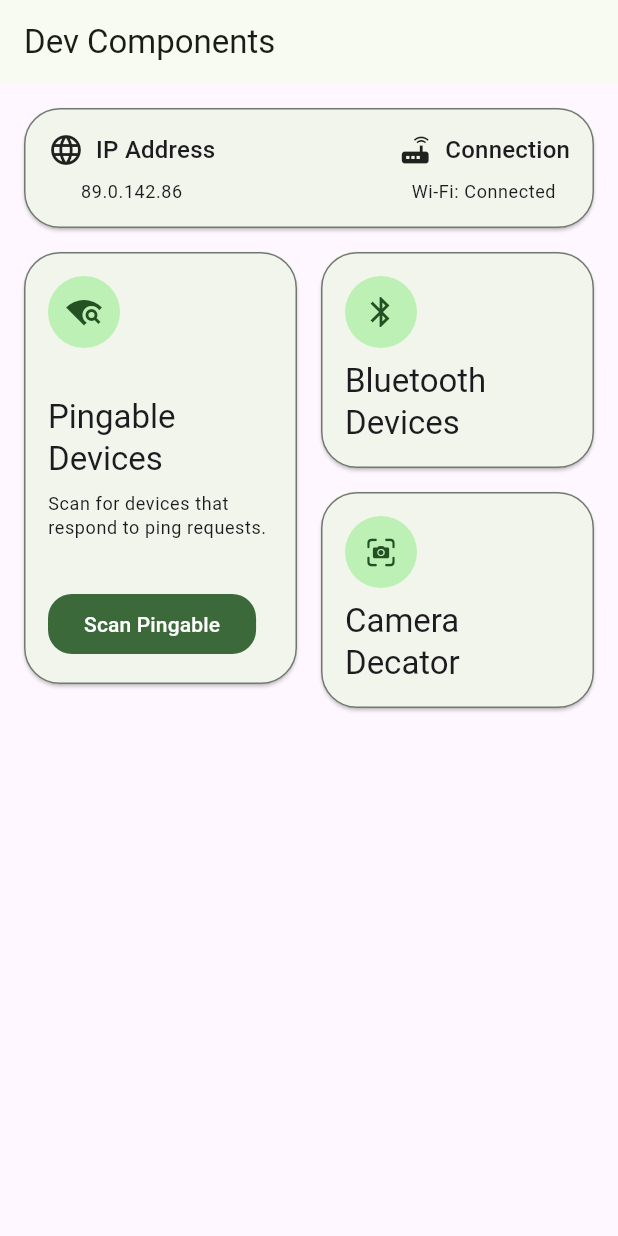
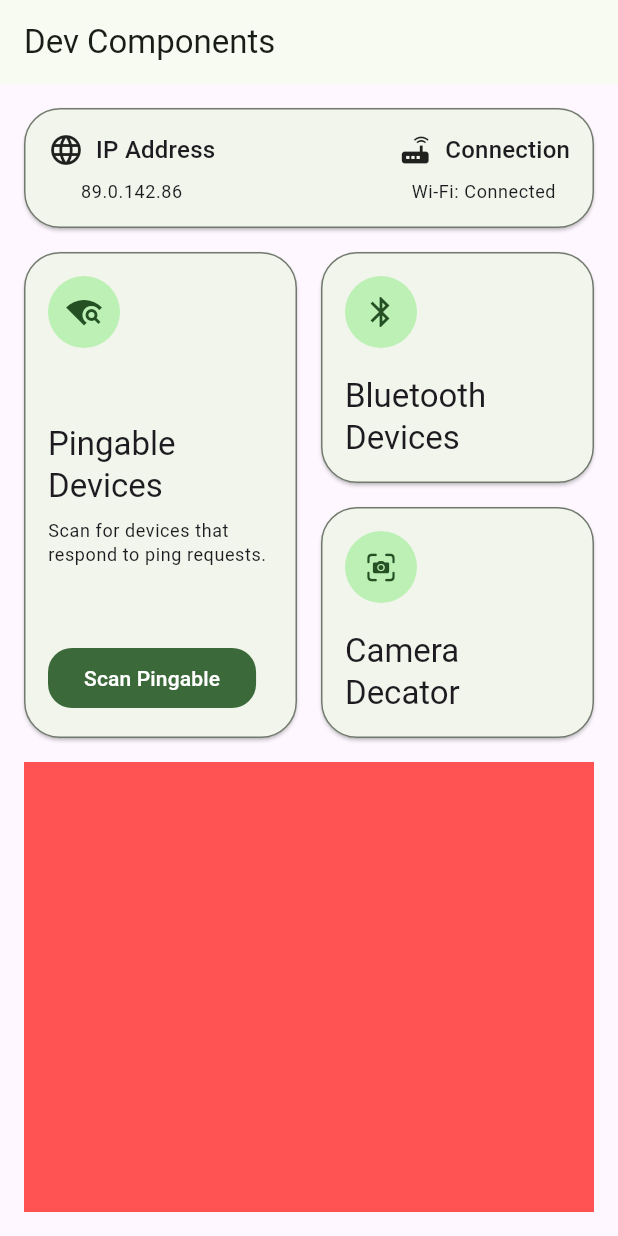
Before and after one commit to Thixq/spy_scanner_neon_apps, a Flutter app: the screen it shows after launch, on a phone screen of 412 x 824 dp. Run offline on Flutter 3.47's test engine with Material 3 defaults, Android fonts, the phone set to English and light mode, and no system bars; our stand-ins replace get_it; missing offline and left inert: flutter_reactive_ble, network_tools, nsd.

Commit message:
scan_card ui fixed

```diff
--- a/lib/dev/dev_component_view.dart
+++ b/lib/dev/dev_component_view.dart
@@ -21,11 +21,12 @@ class DevComponentView extends StatelessWidget {
                 ipAddress: '89.0.142.86',
                 connection: 'Connected',
               ),
-              Row(
+              Flexible(
+                child: Row(
                   crossAxisAlignment: CrossAxisAlignment.start,
                   spacing: 16,
                   children: [
-                  Flexible(
+                    Expanded(
                       child: ScanCard(
                         icon: Icons.wifi_find,
                         contentTitle: 'Pingable Devices',
@@ -35,19 +36,17 @@ class DevComponentView extends StatelessWidget {
                         onPressed: () {},
                       ),
                     ),
-                  const Flexible(
+                    const Expanded(
                       child: Column(
                         spacing: 16,
-                      mainAxisSize: MainAxisSize.min,
                         children: [
-                        Flexible(
+                          Expanded(
                             child: ScanCard(
                               icon: Icons.bluetooth,
                               contentTitle: 'Bluetooth Devices',
                             ),
                           ),
-
-                        Flexible(
+                          Expanded(
                             child: ScanCard(
                               isDisabled: true,
                               icon: CupertinoIcons.camera_viewfinder,
@@ -59,6 +58,12 @@ class DevComponentView extends StatelessWidget {
                     ),
                   ],
                 ),
+              ),
+              Container(
+                color: Colors.redAccent,
+                height: 300,
+                width: 400,
+              ),
             ],
           ),
         ),
--- a/lib/feature/components/scan_card.dart
+++ b/lib/feature/components/scan_card.dart
@@ -66,10 +66,7 @@ class _ScanCardState extends State<ScanCard> {
       child: Padding(
         padding: AppSizes.mediumPadding,
         child: Column(
-          spacing: widget.onPressed != null
-              ? AppSizes.extraLarge
-              : AppSizes.small,
-          mainAxisSize: MainAxisSize.min,
+          mainAxisAlignment: MainAxisAlignment.spaceBetween,
           crossAxisAlignment: CrossAxisAlignment.start,
           children: children,
         ),
@@ -77,7 +74,7 @@ class _ScanCardState extends State<ScanCard> {
     );
   }
 
-  CircleAvatar _buildContentIcon(BuildContext context, IconData iconData) {
+  Widget _buildContentIcon(BuildContext context, IconData iconData) {
     return CircleAvatar(
       radius: AppSizes.large,
       child: Icon(
```
Lines whose indentation alone changed are shown as unchanged.
